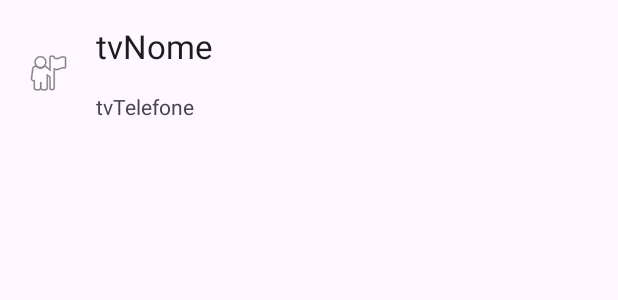
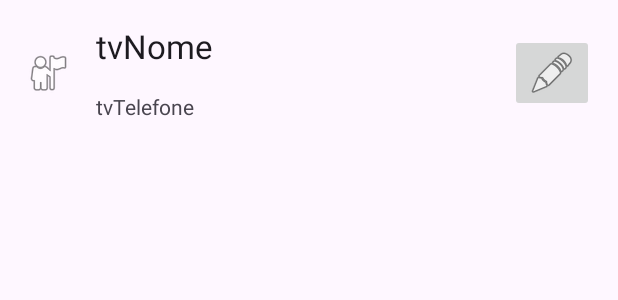
Before and after one commit to robisoncrisbrito/UsandoSQLite-Pos2025, an Android app: the layout elemento_lista.xml on its own in the app's theme, with its tools: preview values and no code run, on a phone screen of 412 x 824 dp. Shown: the top 300 px of the screen. Run offline under Robolectric (Android 15) with nearby library versions, the phone set to English and light mode, and no system bars.

Commit message:
programa de cadastro com listagem completa

```diff
--- a/app/src/main/java/br/edu/utfpr/usandosqlite_pos2025/ListarActivity.kt
+++ b/app/src/main/java/br/edu/utfpr/usandosqlite_pos2025/ListarActivity.kt
@@ -29,7 +29,6 @@ class ListarActivity : AppCompatActivity() {
         val registros = banco.listar()
 
         val adapter = MeuAdapter( this, registros )
-
         binding.lvPrincipal.adapter = adapter
 
     }
--- a/app/src/main/res/layout/elemento_lista.xml
+++ b/app/src/main/res/layout/elemento_lista.xml
@@ -37,4 +37,14 @@
         app:layout_constraintTop_toBottomOf="@+id/tvNomeElementoLista"
         tools:text="tvTelefone" />
 
+    <ImageButton
+        android:id="@+id/btEditarElementoLista"
+        android:layout_width="wrap_content"
+        android:layout_height="wrap_content"
+        android:layout_marginEnd="16dp"
+        app:layout_constraintBottom_toBottomOf="@+id/tvTelefoneElementoLista"
+        app:layout_constraintEnd_toEndOf="parent"
+        app:layout_constraintTop_toTopOf="@+id/tvNomeElementoLista"
+        app:srcCompat="@android:drawable/ic_menu_edit" />
+
 </androidx.constraintlayout.widget.ConstraintLayout>
```
Also changed, not shown: app/src/main/AndroidManifest.xml (+5 -3 lines), app/src/main/java/br/edu/utfpr/usandosqlite_pos2025/MainActivity.kt (+13 -17 lines), app/src/main/java/br/edu/utfpr/usandosqlite_pos2025/adapter/MeuAdapter.kt (+14 -0 lines), app/src/main/res/layout/activity_main.xml (+1 -13 lines).
